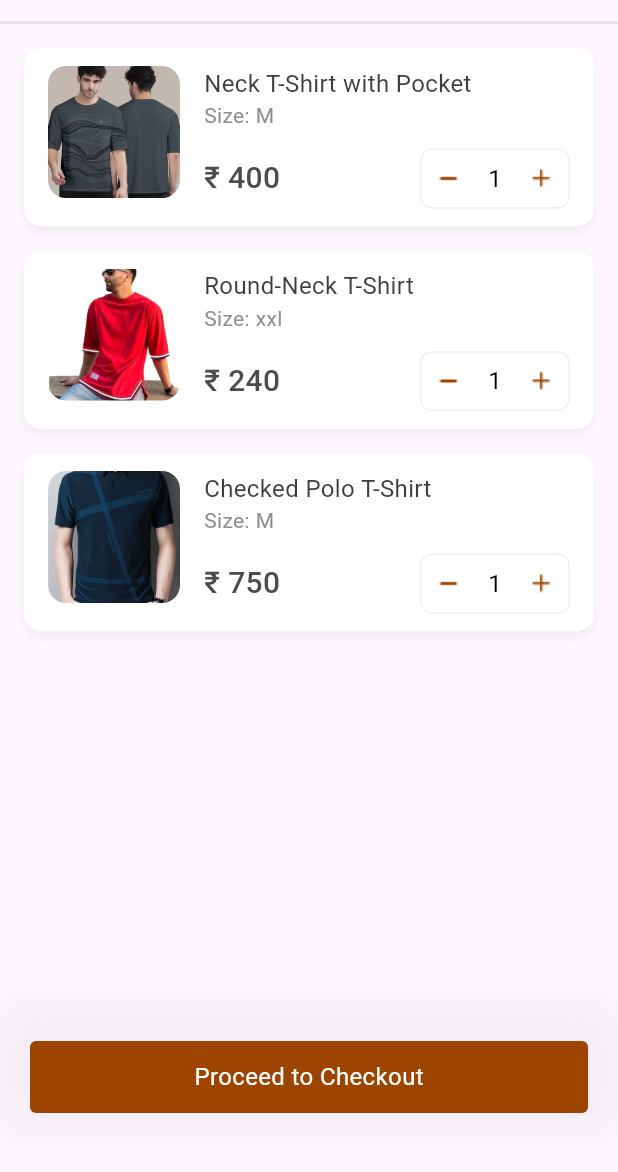
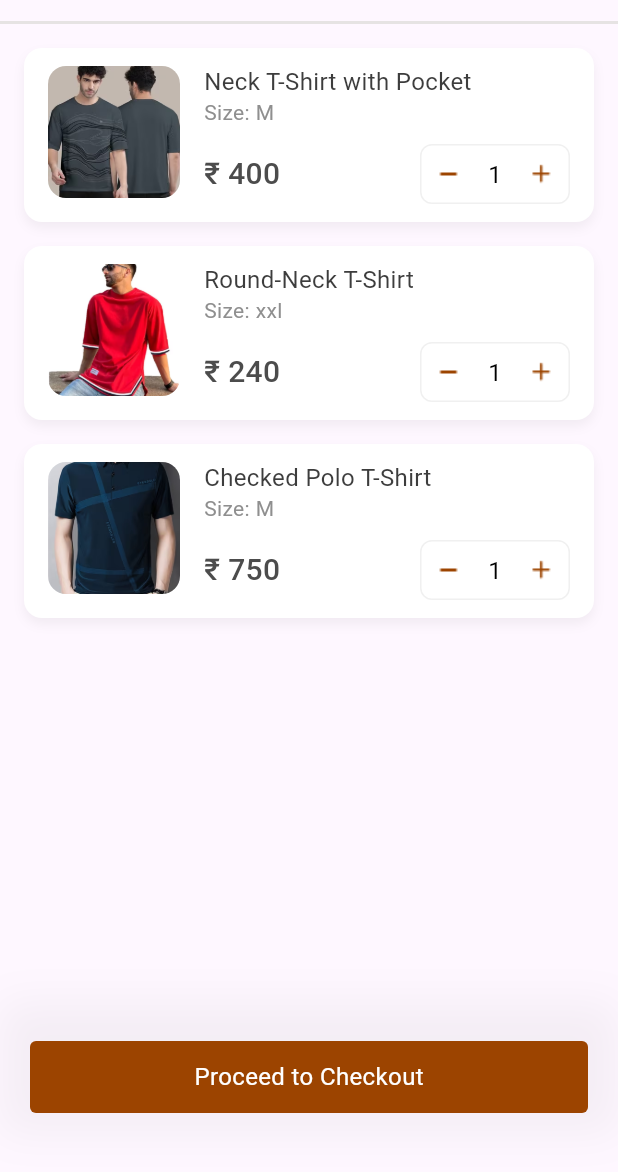
Before and after one commit to amruta123-dowell/flutter_shopping_app, a Flutter app: the CartScreen screen opened directly, on a phone screen of 412 x 824 dp, the part 63-1235 px from its top. Run offline on Flutter 3.47's test engine with Material 3 defaults, Android fonts, the phone set to English and light mode, and no system bars; drawn by our look-alikes of flutter_slidable; our stand-ins replace get.

Commit message:
added extension to get the  line height

```diff
--- /dev/null
+++ b/lib/extensions.dart
@@ -0,0 +1,5 @@
+extension FigmaDimention on double {
+  double toFigmaHeight(double fontSize) {
+    return (this / fontSize);
+  }
+}
--- a/lib/ui/cart_screen.dart
+++ b/lib/ui/cart_screen.dart
@@ -1,4 +1,5 @@
 import 'package:flutter/material.dart';
+import 'package:flutter_shopping_assignment/extensions.dart';
 import 'package:flutter_shopping_assignment/widgets/cart_item_widget.dart';
 import 'package:get/get.dart';
 
@@ -22,13 +23,14 @@ class CartScreen extends StatelessWidget {
             height: 20,
           ),
         ),
-        title: const Center(
+        title: Center(
           child: Text(
             "Shopping Cart",
             style: TextStyle(
-                color: Color(0XFF3D3D3D),
+                color: const Color(0XFF3D3D3D),
                 fontSize: 20,
-                fontWeight: FontWeight.w500),
+                fontWeight: FontWeight.w500,
+                height: 28.0.toFigmaHeight(20)),
           ),
         ),
         actions: [
@@ -98,12 +100,13 @@ class CartScreen extends StatelessWidget {
                   color: const Color(0XFF9C4400),
                 ),
                 alignment: Alignment.center,
-                child: const Text(
+                child: Text(
                   "Proceed to Checkout",
                   style: TextStyle(
-                      color: Color(0XFFFFFFFF),
+                      color: const Color(0XFFFFFFFF),
                       fontWeight: FontWeight.w400,
-                      fontSize: 16),
+                      fontSize: 16,
+                      height: 16.0.toFigmaHeight(16)),
                 ),
               ),
             ),
--- a/lib/widgets/bottom_nav_bar_widget.dart
+++ b/lib/widgets/bottom_nav_bar_widget.dart
@@ -1,4 +1,5 @@
 import 'package:flutter/material.dart';
+import 'package:flutter_shopping_assignment/extensions.dart';
 
 import 'package:flutter_shopping_assignment/utils/assets.dart';
 
@@ -44,7 +45,8 @@ class BottomNavBarWidget extends StatelessWidget {
                                 ? const Color(0XFF9C4400)
                                 : const Color(0XFF727272),
                             fontSize: 14,
-                            fontWeight: FontWeight.w400),
+                            fontWeight: FontWeight.w400,
+                            height: 17.57.toFigmaHeight(14)),
                       )
                     ],
                   ),
--- a/lib/widgets/cart_item_widget.dart
+++ b/lib/widgets/cart_item_widget.dart
@@ -1,4 +1,5 @@
 import 'package:flutter/material.dart';
+import 'package:flutter_shopping_assignment/extensions.dart';
 import 'package:flutter_shopping_assignment/models/cart_data_model.dart';
 import 'package:flutter_shopping_assignment/utils/assets.dart';
 import 'package:flutter_slidable/flutter_slidable.dart';
@@ -73,19 +74,21 @@ class CartItemWidget extends StatelessWidget {
                     children: [
                       Text(
                         itemModel.name,
-                        style: const TextStyle(
-                            color: Color(0XFF3D3D3D),
+                        style: TextStyle(
+                            color: const Color(0XFF3D3D3D),
                             fontSize: 16,
-                            fontWeight: FontWeight.w400),
+                            fontWeight: FontWeight.w400,
+                            height: 22.0.toFigmaHeight(16)),
                         overflow: TextOverflow.ellipsis,
                         maxLines: 1,
                       ),
                       Text(
                         "Size: ${itemModel.size}",
-                        style: const TextStyle(
-                            color: Color(0XFF8F8F8F),
+                        style: TextStyle(
+                            color: const Color(0XFF8F8F8F),
                             fontSize: 14,
-                            fontWeight: FontWeight.w400),
+                            fontWeight: FontWeight.w400,
+                            height: 17.64.toFigmaHeight(14)),
                       ),
                       const SizedBox(
                         height: 12,
@@ -95,11 +98,11 @@ class CartItemWidget extends StatelessWidget {
                           Expanded(
                             child: Text(
                               "\u{20B9} ${itemModel.price}",
-                              style: const TextStyle(
-                                color: Color(0XFF4C4C4C),
-                                fontSize: 20,
-                                fontWeight: FontWeight.w500,
-                              ),
+                              style: TextStyle(
+                                  color: const Color(0XFF4C4C4C),
+                                  fontSize: 20,
+                                  fontWeight: FontWeight.w500,
+                                  height: 25.2.toFigmaHeight(20)),
                             ),
                           ),
                           Container(
@@ -136,10 +139,11 @@ class CartItemWidget extends StatelessWidget {
                                       const EdgeInsets.symmetric(horizontal: 2),
                                   child: Text(
                                     "${itemModel.quantity}",
-                                    style: const TextStyle(
-                                        color: Color(0XFF000000),
+                                    style: TextStyle(
+                                        color: const Color(0XFF000000),
                                         fontSize: 16,
-                                        fontWeight: FontWeight.w400),
+                                        fontWeight: FontWeight.w400,
+                                        height: 20.16.toFigmaHeight(16)),
                                     maxLines: 1,
                                     overflow: TextOverflow.ellipsis,
                                   ),
--- a/lib/widgets/catagory_selection_widget.dart
+++ b/lib/widgets/catagory_selection_widget.dart
@@ -1,6 +1,7 @@
 import 'package:flutter/material.dart';
 
 import 'package:flutter_shopping_assignment/controller/home_controller.dart';
+import 'package:flutter_shopping_assignment/extensions.dart';
 import 'package:flutter_shopping_assignment/utils/assets.dart';
 import 'package:flutter_shopping_assignment/widgets/kids_cat_widget.dart';
 import 'package:get/get.dart';
@@ -112,10 +113,11 @@ class _CategoryImage extends StatelessWidget {
               ),
               child: Text(
                 categoryType,
-                style: const TextStyle(
+                style: TextStyle(
                     fontSize: 10,
                     fontWeight: FontWeight.w500,
-                    color: Color(0XFFF37807)),
+                    color: const Color(0XFFF37807),
+                    height: 12.0.toFigmaHeight(10)),
               ),
             ))
       ],
```
Also changed, not shown: lib/ui/home_screen.dart (+9 -5 lines).
